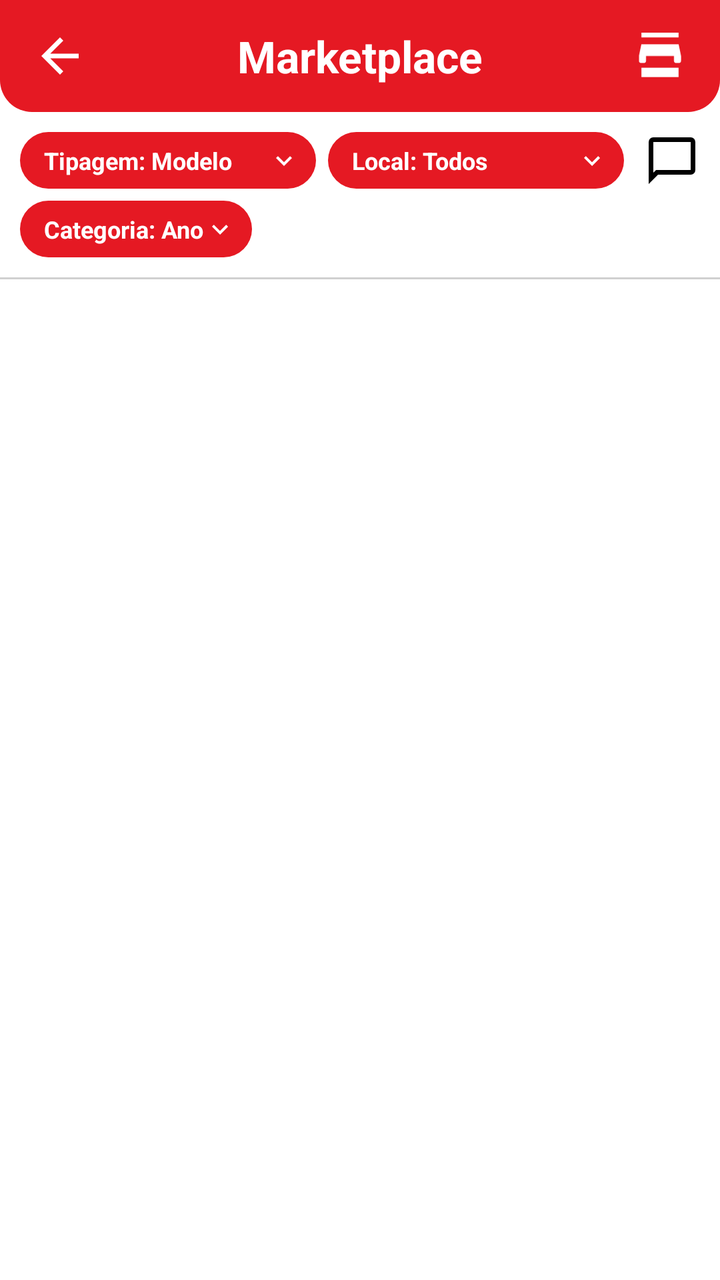
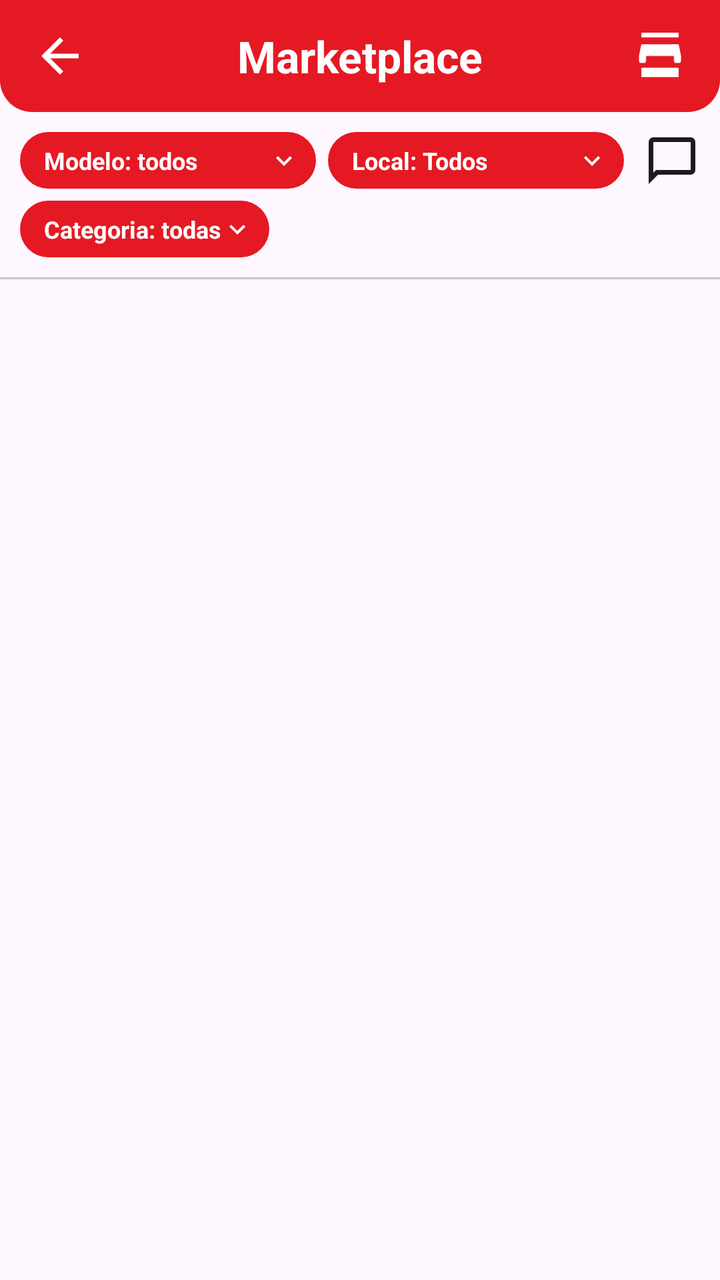

An Android layout rendered at two revisions. The XML below is the earlier revision; the diff shows what the commit changed to produce the second picture.
<!-- AndroidManifest.xml: application theme Theme.App -->
<!-- res/layout/fragment_marketplace.xml -->
<?xml version="1.0" encoding="utf-8"?>
<androidx.constraintlayout.widget.ConstraintLayout xmlns:android="http://schemas.android.com/apk/res/android"
    xmlns:app="http://schemas.android.com/apk/res-auto"
    android:id="@+id/marketplace_root"
    android:layout_width="match_parent"
    android:layout_height="match_parent"
    android:background="@color/white">

    
    <View
        android:id="@+id/header_background"
        android:layout_width="0dp"
        android:layout_height="56dp"
        android:background="@drawable/bg_red_header"
        app:layout_constraintTop_toTopOf="parent"
        app:layout_constraintStart_toStartOf="parent"
        app:layout_constraintEnd_toEndOf="parent" />

    
    <ImageView
        android:id="@+id/btn_back_marketplace"
        android:layout_width="28dp"
        android:layout_height="28dp"
        android:layout_marginStart="16dp"
        android:src="@drawable/ic_arrow_back"
        app:tint="@color/white"
        android:contentDescription="@string/app_name"
        app:layout_constraintTop_toTopOf="@id/header_background"
        app:layout_constraintBottom_toBottomOf="@id/header_background"
        app:layout_constraintStart_toStartOf="@id/header_background" />

    
    <TextView
        android:id="@+id/txt_title_marketplace"
        android:layout_width="wrap_content"
        android:layout_height="wrap_content"
        android:text="@string/title_marketplace"
        android:textColor="@color/white"
        android:textSize="22sp"
        android:textStyle="bold"
        app:layout_constraintTop_toTopOf="@id/header_background"
        app:layout_constraintBottom_toBottomOf="@id/header_background"
        app:layout_constraintStart_toStartOf="@id/header_background"
        app:layout_constraintEnd_toEndOf="@id/header_background" />

    
    <ImageView
        android:id="@+id/img_store_marketplace"
        android:layout_width="28dp"
        android:layout_height="28dp"
        android:layout_marginEnd="16dp"
        android:src="@drawable/ic_store"
        app:tint="@color/white"
        android:contentDescription="@string/title_marketplace"
        app:layout_constraintTop_toTopOf="@id/header_background"
        app:layout_constraintBottom_toBottomOf="@id/header_background"
        app:layout_constraintEnd_toEndOf="@id/header_background" />

    
    <androidx.constraintlayout.widget.ConstraintLayout
        android:id="@+id/filter_pill_1"
        android:clickable="true"
        android:focusable="true"
        android:layout_width="0dp"
        android:layout_height="wrap_content"
        android:layout_marginTop="10dp"
        android:layout_marginStart="10dp"
        android:background="@drawable/bg_red_pill"
        android:paddingStart="12dp"
        android:paddingEnd="8dp"
        android:paddingTop="6dp"
        android:paddingBottom="6dp"
        app:layout_constraintTop_toBottomOf="@id/header_background"
        app:layout_constraintStart_toStartOf="parent"
        app:layout_constraintEnd_toStartOf="@id/filter_pill_2">

        <TextView
            android:id="@+id/txt_tipage"
            android:layout_width="0dp"
            android:layout_height="wrap_content"
            android:text="@string/tipage_modelo"
            android:textColor="@color/white"
            android:textSize="12sp"
            android:textStyle="bold"
            app:layout_constraintTop_toTopOf="parent"
            app:layout_constraintBottom_toBottomOf="parent"
            app:layout_constraintStart_toStartOf="parent"
            app:layout_constraintEnd_toStartOf="@+id/img_arrow_1" 
            android:maxLines="1"
            android:ellipsize="end" />

        <ImageView
            android:id="@+id/img_arrow_1"
            android:layout_width="16dp"
            android:layout_height="16dp"
            android:src="@drawable/ic_arrow_down"
            app:tint="@color/white"
            android:contentDescription="@string/tipage_modelo"
            app:layout_constraintTop_toTopOf="parent"
            app:layout_constraintBottom_toBottomOf="parent"
            app:layout_constraintStart_toEndOf="@id/txt_tipage"
            app:layout_constraintEnd_toEndOf="parent" />
    </androidx.constraintlayout.widget.ConstraintLayout>

    
    <androidx.constraintlayout.widget.ConstraintLayout
        android:id="@+id/filter_pill_2"
        android:clickable="true"
        android:focusable="true"
        android:layout_width="0dp"
        android:layout_height="wrap_content"
        android:layout_marginStart="6dp"
        android:background="@drawable/bg_red_pill"
        android:paddingStart="12dp"
        android:paddingEnd="8dp"
        android:paddingTop="6dp"
        android:paddingBottom="6dp"
        app:layout_constraintTop_toTopOf="@id/filter_pill_1"
        app:layout_constraintBottom_toBottomOf="@id/filter_pill_1"
        app:layout_constraintStart_toEndOf="@id/filter_pill_1"
        app:layout_constraintEnd_toStartOf="@id/btn_chat_marketplace"
        android:layout_marginEnd="10dp">

        <TextView
            android:id="@+id/txt_local"
            android:layout_width="0dp"
            android:layout_height="wrap_content"
            android:text="@string/marketplace_location"
            android:textColor="@color/white"
            android:textSize="12sp"
            android:textStyle="bold"
            app:layout_constraintTop_toTopOf="parent"
            app:layout_constraintBottom_toBottomOf="parent"
            app:layout_constraintStart_toStartOf="parent"
            app:layout_constraintEnd_toStartOf="@+id/img_arrow_2" 
            android:maxLines="1"
            android:ellipsize="end" />

        <ImageView
            android:id="@+id/img_arrow_2"
            android:layout_width="16dp"
            android:layout_height="16dp"
            android:src="@drawable/ic_arrow_down"
            app:tint="@color/white"
            android:contentDescription="@string/marketplace_location"
            app:layout_constraintTop_toTopOf="parent"
            app:layout_constraintBottom_toBottomOf="parent"
            app:layout_constraintStart_toEndOf="@id/txt_local"
            app:layout_constraintEnd_toEndOf="parent" />
    </androidx.constraintlayout.widget.ConstraintLayout>

    
    <ImageView
        android:id="@+id/btn_chat_marketplace"
        android:layout_width="28dp"
        android:layout_height="28dp"
        android:layout_marginEnd="10dp"
        android:src="@drawable/ic_chat"
        app:tint="@color/black"
        android:contentDescription="@string/app_name"
        app:layout_constraintTop_toTopOf="@id/filter_pill_1"
        app:layout_constraintBottom_toBottomOf="@id/filter_pill_1"
        app:layout_constraintEnd_toEndOf="parent" />

    
    <androidx.constraintlayout.widget.ConstraintLayout
        android:id="@+id/filter_pill_3"
        android:clickable="true"
        android:focusable="true"
        android:layout_width="wrap_content"
        android:layout_height="wrap_content"
        android:layout_marginTop="6dp"
        android:layout_marginStart="10dp"
        android:background="@drawable/bg_red_pill"
        android:paddingStart="12dp"
        android:paddingEnd="8dp"
        android:paddingTop="6dp"
        android:paddingBottom="6dp"
        app:layout_constraintTop_toBottomOf="@id/filter_pill_1"
        app:layout_constraintStart_toStartOf="parent">

        <TextView
            android:id="@+id/txt_categoria"
            android:maxWidth="220dp"
            android:maxLines="1"
            android:ellipsize="end"
            android:layout_width="wrap_content"
            android:layout_height="wrap_content"
            android:text="@string/categoria_ano"
            android:textColor="@color/white"
            android:textSize="12sp"
            android:textStyle="bold"
            app:layout_constraintTop_toTopOf="parent"
            app:layout_constraintBottom_toBottomOf="parent"
            app:layout_constraintStart_toStartOf="parent"
            app:layout_constraintEnd_toStartOf="@+id/img_arrow_3" />

        <ImageView
            android:id="@+id/img_arrow_3"
            android:layout_width="16dp"
            android:layout_height="16dp"
            android:src="@drawable/ic_arrow_down"
            app:tint="@color/white"
            android:contentDescription="@string/categoria_ano"
            app:layout_constraintTop_toTopOf="parent"
            app:layout_constraintBottom_toBottomOf="parent"
            app:layout_constraintStart_toEndOf="@id/txt_categoria"
            app:layout_constraintEnd_toEndOf="parent" />
    </androidx.constraintlayout.widget.ConstraintLayout>

    
    <View
        android:id="@+id/divider_filter"
        android:layout_width="0dp"
        android:layout_height="1dp"
        android:layout_marginTop="10dp"
        android:background="@color/gray_border"
        app:layout_constraintTop_toBottomOf="@id/filter_pill_3"
        app:layout_constraintStart_toStartOf="parent"
        app:layout_constraintEnd_toEndOf="parent" />

    
    <LinearLayout
        android:layout_width="0dp"
        android:layout_height="0dp"
        android:orientation="vertical"
        app:layout_constraintTop_toBottomOf="@id/divider_filter"
        app:layout_constraintBottom_toBottomOf="parent"
        app:layout_constraintStart_toStartOf="parent"
        app:layout_constraintEnd_toEndOf="parent">

        <ProgressBar
            android:id="@+id/marketplace_progress"
            android:layout_width="wrap_content"
            android:layout_height="wrap_content"
            android:layout_gravity="center_horizontal"
            android:layout_margin="16dp" />

        <TextView
            android:id="@+id/marketplace_message"
            android:layout_width="match_parent"
            android:layout_height="wrap_content"
            android:gravity="center"
            android:padding="24dp"
            android:visibility="gone" />

        <com.google.android.material.button.MaterialButton
            android:id="@+id/retry_button"
            android:layout_width="wrap_content"
            android:layout_height="wrap_content"
            android:layout_gravity="center_horizontal"
            android:text="@string/feed_retry"
            android:visibility="gone" />

        <androidx.recyclerview.widget.RecyclerView
            android:id="@+id/products_grid"
            android:layout_width="match_parent"
            android:layout_height="0dp"
            android:layout_weight="1"
            android:padding="6dp"
            android:clipToPadding="false" />
    </LinearLayout>
</androidx.constraintlayout.widget.ConstraintLayout>
<!-- resources referenced by this layout -->
<resources>
  <color name="black">#FF000000</color>
  <color name="gray_border">#D0D0D0</color>
  <color name="white">#FFFFFFFF</color>
  <!-- drawable bg_red_header (drawable) -->
  <?xml version="1.0" encoding="utf-8"?>
  <shape xmlns:android="http://schemas.android.com/apk/res/android"
      android:shape="rectangle">
      <solid android:color="@color/red_primary" />
      <corners
          android:bottomLeftRadius="16dp"
          android:bottomRightRadius="16dp" />
  </shape>
  <!-- drawable bg_red_pill (drawable) -->
  <?xml version="1.0" encoding="utf-8"?>
  <shape xmlns:android="http://schemas.android.com/apk/res/android"
      android:shape="rectangle">
      <solid android:color="@color/red_primary" />
      <corners android:radius="16dp" />
  </shape>
  <!-- drawable ic_arrow_back (drawable) -->
  <vector xmlns:android="http://schemas.android.com/apk/res/android"
      android:width="24dp"
      android:height="24dp"
      android:viewportWidth="24"
      android:viewportHeight="24">
      <path
          android:fillColor="#FFFFFFFF"
          android:pathData="M20,11H7.83L13.42,5.41L12,4L4,12L12,20L13.41,18.59L7.83,13H20V11Z"/>
  </vector>
  <!-- drawable ic_arrow_down (drawable) -->
  <vector xmlns:android="http://schemas.android.com/apk/res/android"
      android:width="24dp"
      android:height="24dp"
      android:viewportWidth="24"
      android:viewportHeight="24">
      <path
          android:fillColor="#FFFFFFFF"
          android:pathData="M7.41,8.58L12,13.17L16.59,8.58L18,10L12,16L6,10L7.41,8.58Z"/>
  </vector>
  <!-- drawable ic_chat (drawable) -->
  <vector xmlns:android="http://schemas.android.com/apk/res/android"
      android:width="24dp"
      android:height="24dp"
      android:viewportWidth="24"
      android:viewportHeight="24">
      <path
          android:fillColor="#FF000000"
          android:pathData="M20,2H4A2,2 0 0,0 2,4V22L6,18H20A2,2 0 0,0 22,16V4A2,2 0 0,0 20,2M20,16H5.17L4,17.17V4H20V16Z"/>
  </vector>
  <!-- drawable ic_store (drawable) -->
  <vector xmlns:android="http://schemas.android.com/apk/res/android"
      android:width="24dp"
      android:height="24dp"
      android:viewportWidth="24"
      android:viewportHeight="24">
      <path
          android:fillColor="#FFFFFFFF"
          android:pathData="M20,4H4V2H20V4M20,7H4L3,12V14A1,1 0 0,0 4,15H5A1,1 0 0,0 6,14V12H18V14A1,1 0 0,0 19,15H20A1,1 0 0,0 21,14V12L20,7M4,17V21H20V17H4Z"/>
  </vector>
  <string name="app_name">SkipPeças</string>
  <string name="categoria_ano">Categoria: Ano</string>
  <string name="feed_retry">Tentar novamente</string>
  <string name="marketplace_location">Local: Todos</string>
  <string name="tipage_modelo">Tipagem: Modelo</string>
  <string name="title_marketplace">Marketplace</string>
  <style name="Theme.App" parent="Base.Theme.App" />
  <color name="red_primary">#E51923</color>
  <style name="Base.Theme.App" parent="Theme.Material3.DayNight.NoActionBar">
          <item name="colorPrimary">@color/red_primary</item>
          <item name="colorOnPrimary">@color/white</item>
          <item name="colorSecondary">@color/red_primary</item>
  
          
      </style>
</resources>

<!-- the commit's change to res/layout/fragment_marketplace.xml (unified diff, before → after) -->
@@ -4,7 +4,7 @@
     android:id="@+id/marketplace_root"
     android:layout_width="match_parent"
     android:layout_height="match_parent"
-    android:background="@color/white">
+    android:background="?attr/colorSurface">
 
     
     <View
@@ -156,7 +156,7 @@
         android:layout_height="28dp"
         android:layout_marginEnd="10dp"
         android:src="@drawable/ic_chat"
-        app:tint="@color/black"
+        app:tint="?attr/colorOnSurface"
         android:contentDescription="@string/app_name"
         app:layout_constraintTop_toTopOf="@id/filter_pill_1"
         app:layout_constraintBottom_toBottomOf="@id/filter_pill_1"
@@ -214,7 +214,7 @@
         android:layout_width="0dp"
         android:layout_height="1dp"
         android:layout_marginTop="10dp"
-        android:background="@color/gray_border"
+        android:background="?attr/colorOutlineVariant"
         app:layout_constraintTop_toBottomOf="@id/filter_pill_3"
         app:layout_constraintStart_toStartOf="parent"
         app:layout_constraintEnd_toEndOf="parent" />
<!-- resource entries referenced after the edit -->
@@ -1,7 +1,5 @@
 <!-- resources referenced by this layout -->
 <resources>
-  <color name="black">#FF000000</color>
-  <color name="gray_border">#D0D0D0</color>
   <color name="white">#FFFFFFFF</color>
   <!-- drawable bg_red_header (drawable) -->
   <?xml version="1.0" encoding="utf-8"?>
@@ -60,10 +58,10 @@
           android:pathData="M20,4H4V2H20V4M20,7H4L3,12V14A1,1 0 0,0 4,15H5A1,1 0 0,0 6,14V12H18V14A1,1 0 0,0 19,15H20A1,1 0 0,0 21,14V12L20,7M4,17V21H20V17H4Z"/>
   </vector>
   <string name="app_name">SkipPeças</string>
-  <string name="categoria_ano">Categoria: Ano</string>
+  <string name="categoria_ano">Categoria: todas</string>
   <string name="feed_retry">Tentar novamente</string>
   <string name="marketplace_location">Local: Todos</string>
-  <string name="tipage_modelo">Tipagem: Modelo</string>
+  <string name="tipage_modelo">Modelo: todos</string>
   <string name="title_marketplace">Marketplace</string>
   <style name="Theme.App" parent="Base.Theme.App" />
   <color name="red_primary">#E51923</color>
@@ -71,6 +69,7 @@
           <item name="colorPrimary">@color/red_primary</item>
           <item name="colorOnPrimary">@color/white</item>
           <item name="colorSecondary">@color/red_primary</item>
+          <item name="android:windowBackground">?attr/colorSurface</item>
   
           
       </style>
